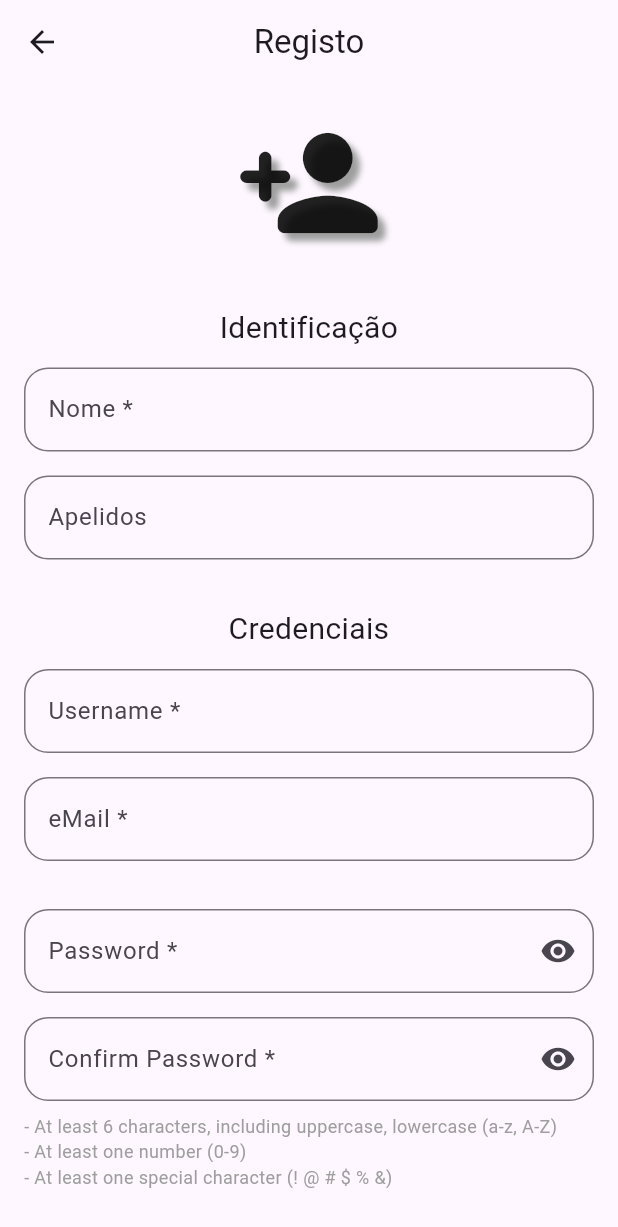
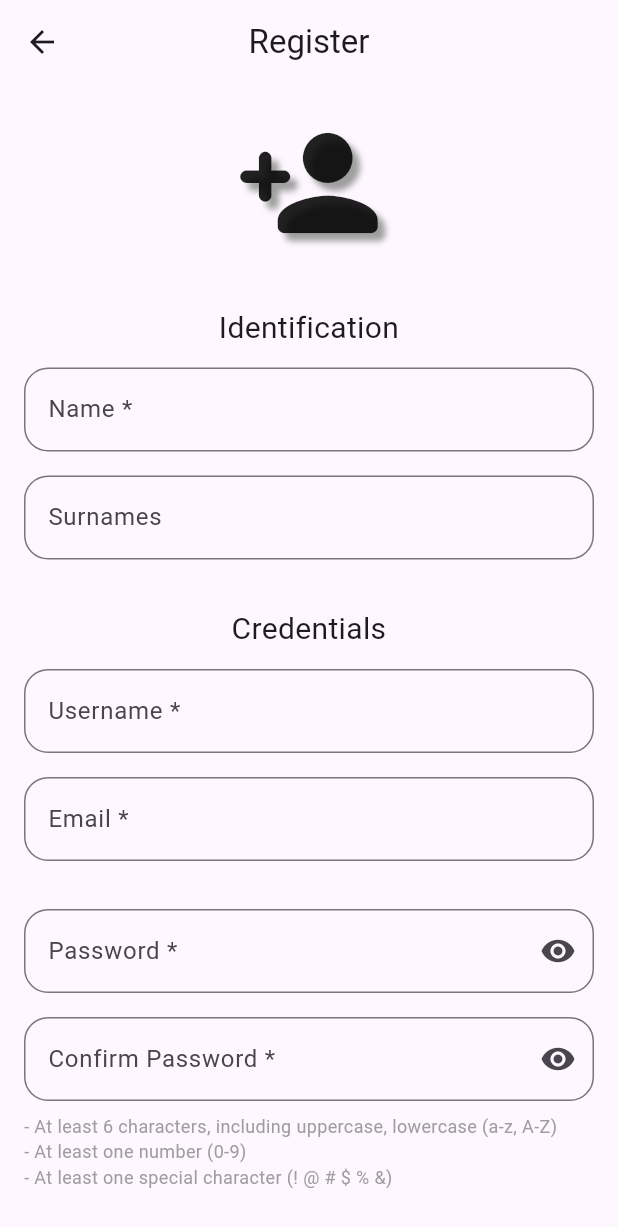
Before and after one commit to devCacti/Cooking, a Flutter app: the RegisterPage screen opened directly, on a phone screen of 412 x 824 dp. Shown: the top 1227 px of the screen. Run offline on Flutter 3.47's test engine with Material 3 defaults, Android fonts, the phone set to English and light mode, and no system bars; our stand-ins replace flutter_colorpicker, flutter_secure_storage, image_picker; accounts and stored records are empty; generated files the repository leaves out were written again; network calls fail.

Commit message:
Add localization support for registration and login, update error messages, and clean up imports

```diff
--- a/cookapp/lib/Classes/app_state.dart
+++ b/cookapp/lib/Classes/app_state.dart
@@ -5,6 +5,7 @@ import 'package:cookapp/Classes/snackbars.dart';
 import 'package:cookapp/Classes/user.dart';
 import 'package:cookapp/Settings/settings.dart';
 import 'package:flutter/material.dart';
+import 'package:flutter_gen/gen_l10n/app_localizations.dart';
 
 class AppState extends ChangeNotifier {
   User? user;
@@ -58,12 +59,13 @@ class AppState extends ChangeNotifier {
     if (user == null || user!.cookie.isEmpty) {
       // If login fails, show an error message
       // ignore: use_build_context_synchronously
-      showSnackbar(context, 'Invalid email or password.', type: SnackBarType.error, isBold: true);
+      showSnackbar(context, 'Email ou password errados.', type: SnackBarType.error, isBold: true);
     }
     notifyListeners();
   }
 
   Future<void> register(Register r, BuildContext context) async {
+    final loc = AppLocalizations.of(context)!;
     Register register = Register(
       email: r.email,
       password: r.password,
@@ -78,7 +80,7 @@ class AppState extends ChangeNotifier {
     if (user == null || user!.cookie.isEmpty) {
       // If registration fails, show an error message
       // ignore: use_build_context_synchronously
-      showSnackbar(context, 'Registration failed. Please try again.', type: SnackBarType.error, isBold: true);
+      showSnackbar(context, loc.register_failed, type: SnackBarType.error, isBold: true);
     }
     notifyListeners();
   }
--- a/cookapp/lib/Classes/recipes.dart
+++ b/cookapp/lib/Classes/recipes.dart
@@ -1,11 +1,9 @@
 import 'dart:convert';
 //import 'dart:developer' as developer;
 import 'dart:io';
-import 'package:cookapp/Classes/app_state.dart';
 import 'package:flutter/material.dart';
 import 'package:http/http.dart' as http;
 import 'package:http_parser/http_parser.dart';
-import 'package:provider/provider.dart';
 import 'ingredients.dart';
 import 'server_info.dart';
 import 'user.dart';
--- a/cookapp/lib/Settings/login_page.dart
+++ b/cookapp/lib/Settings/login_page.dart
@@ -1,5 +1,4 @@
 import 'package:cookapp/Classes/app_state.dart';
-import 'package:cookapp/Classes/snackbars.dart';
 import 'package:flutter/material.dart';
 import 'package:provider/provider.dart';
 import '../Classes/user.dart';
--- a/cookapp/lib/Settings/register_page.dart
+++ b/cookapp/lib/Settings/register_page.dart
@@ -31,7 +31,7 @@ class _RegisterPageState extends State<RegisterPage> {
     final appState = Provider.of<AppState>(context, listen: false);
     return Scaffold(
       appBar: AppBar(
-        title: const Text("Registo"),
+        title: Text(loc.register),
         centerTitle: true,
       ),
       body: Form(
@@ -51,8 +51,8 @@ class _RegisterPageState extends State<RegisterPage> {
               ],
             ),
             const SizedBox(height: 32.0),
-            const Text(
-              "Identificação",
+            Text(
+              loc.identification,
               textAlign: TextAlign.center,
               style: TextStyle(
                 fontSize: 20.0,
@@ -65,14 +65,14 @@ class _RegisterPageState extends State<RegisterPage> {
               keyboardType: TextInputType.name,
               decoration: InputDecoration(
                 hintText: "António",
-                labelText: "Nome *",
+                labelText: "${loc.name} *",
                 border: OutlineInputBorder(
                   borderRadius: BorderRadius.circular(16.0),
                 ),
               ),
               validator: (String? value) {
                 if (value == null || value.isEmpty) {
-                  return "Por favor insira o seu nome";
+                  return loc.please_enter_your_name;
                 }
                 return null;
               },
@@ -83,15 +83,15 @@ class _RegisterPageState extends State<RegisterPage> {
               controller: _surnamesController,
               decoration: InputDecoration(
                 hintText: "da Silva Lopes",
-                labelText: "Apelidos",
+                labelText: loc.surnames,
                 border: OutlineInputBorder(
                   borderRadius: BorderRadius.circular(16.0),
                 ),
               ),
             ),
             const SizedBox(height: 32.0),
-            const Text(
-              "Credenciais",
+            Text(
+              loc.credentials,
               textAlign: TextAlign.center,
               style: TextStyle(
                 fontSize: 20.0,
@@ -103,15 +103,15 @@ class _RegisterPageState extends State<RegisterPage> {
               controller: _userNameController,
               keyboardType: TextInputType.text,
               decoration: InputDecoration(
-                hintText: "o_seu_nome",
-                labelText: "Username *",
+                hintText: loc.username_hint, // e.g., "antonio123"
+                labelText: "${loc.username} *",
                 border: OutlineInputBorder(
                   borderRadius: BorderRadius.circular(16.0),
                 ),
               ),
               validator: (String? value) {
                 if (value == null || value.isEmpty) {
-                  return "Por favor insira o seu nome de utilizador";
+                  return loc.please_enter_your_username;
                 }
                 return null;
               },
@@ -124,20 +124,20 @@ class _RegisterPageState extends State<RegisterPage> {
               keyboardType: TextInputType.emailAddress,
               controller: _emailController,
               decoration: InputDecoration(
-                hintText: "exemplo@email.com",
-                labelText: "eMail *",
+                hintText: loc.email_hint,
+                labelText: "${loc.email} *",
                 border: OutlineInputBorder(
                   borderRadius: BorderRadius.circular(16.0),
                 ),
               ),
               validator: (String? value) {
                 if (value == null || value.isEmpty) {
-                  return "Por favor insira o seu email";
+                  return loc.please_enter_your_email;
                 }
                 String pattern = r'^[a-zA-Z0-9._%+-]+@[a-zA-Z0-9.-]+\.[a-zA-Z]{2,}$';
                 RegExp regex = RegExp(pattern); // ReGex: Regular Expression
                 if (!regex.hasMatch(value)) {
-                  return 'Por favor insira um email válido';
+                  return loc.please_enter_a_valid_email;
                 }
                 return null;
               },
@@ -167,13 +167,13 @@ class _RegisterPageState extends State<RegisterPage> {
               ),
               validator: (String? value) {
                 if (value == null || value.isEmpty) {
-                  return "Por favor insira a sua password";
+                  return loc.please_enter_your_password;
                 }
                 // At least 6 chars, 1 Capital letter, 1 Number and 1 Special character
                 String pattern = r'^(?=.*[A-Z])(?=.*\d)(?=.*[!@#\$&*~.])[A-Za-z\d!@#\$&*~.]{6,}$';
                 RegExp regex = RegExp(pattern);
                 if (!regex.hasMatch(value)) {
-                  return '6 caracteres, 1 letra maiús., 1 num. e 1 car. especial';
+                  return loc.password_conditions_error;
                 }
                 return null;
               },
--- a/cookapp/lib/Settings/user_settings.dart
+++ b/cookapp/lib/Settings/user_settings.dart
@@ -33,7 +33,7 @@ class _UserSettingsState extends State<UserSettings> {
 
   @override
   Widget build(BuildContext context) {
-    final appState = Provider.of<AppState>(context, listen: false);
+    final appState = Provider.of<AppState>(context, listen: true);
     final loc = AppLocalizations.of(context)!;
 
     var drawerItems = getDrawerItems(context);
@@ -200,7 +200,8 @@ class _UserSettingsState extends State<UserSettings> {
                     padding: const EdgeInsets.symmetric(horizontal: 20, vertical: 10),
                   ),
                   child: Text(
-                    "Wipe Settings",
+                    loc.wipeData,
+                    textAlign: TextAlign.center,
                     style: const TextStyle(fontSize: 18, color: Colors.white),
                   ),
                 ),
--- a/cookapp/lib/l10n/app_en.arb
+++ b/cookapp/lib/l10n/app_en.arb
@@ -43,5 +43,39 @@
   "password_conditions_special": "At least one special character (! @ # $ % &)",
   "@password_conditions_special": {},
   "useSecureStorage": "Use \"Secure Storage\"",
-  "@useSecureStorage": {}
+  "@useSecureStorage": {},
+  "wipeData": "Wipe Data",
+  "@wipeData": {},
+  "identification": "Identification",
+  "@identification": {},
+  "email": "Email",
+  "@email": {},
+  "email_hint": "example@email.com",
+  "@email_hint": {},
+  "please_enter_your_email": "Please enter your email address",
+  "@please_enter_your_email": {},
+  "please_enter_a_valid_email": "Invalid email address",
+  "@please_enter_a_valid_email": {},
+  "name": "Name",
+  "@name": {},
+  "please_enter_your_name": "Please enter your name",
+  "@please_enter_your_name": {},
+  "surnames": "Surnames",
+  "@surnames": {},
+  "username": "Username",
+  "@username": {},
+  "please_enter_your_username": "Please enter your username",
+  "@please_enter_your_username": {},
+  "username_hint": "this.example_username > 6 characters",
+  "@username_hint": {},
+  "credentials": "Credentials",
+  "@credentials": {},
+  "password_conditions_error": "Password does not meet the required conditions",
+  "@password_conditions_error": {},
+  "please_enter_your_password": "Please enter your password",
+  "@please_enter_your_password": {},
+  "register_failed": "Registration failed",
+  "@register_failed": {},
+  "login_failed": "Login failed",
+  "@login_failed": {}
 }
--- a/cookapp/lib/l10n/app_pt.arb
+++ b/cookapp/lib/l10n/app_pt.arb
@@ -43,5 +43,39 @@
   "password_conditions_special": "Pelo menos um caractere especial (! @ # $ % &)",
   "@password_conditions_special": {},
   "useSecureStorage": "Usar \"Secure Storage\"",
-  "@useSecureStorage": {}
+  "@useSecureStorage": {},
+  "wipeData": "Apagar Definições",
+  "@wipeData": {},
+  "identification": "Identificação",
+  "@identification": {},
+  "email": "Email",
+  "@email": {},
+  "email_hint": "example@email.com",
+  "@email_hint": {},
+  "please_enter_your_email": "Por favor, insira o seu endereço de email",
+  "@please_enter_your_email": {},
+  "please_enter_a_valid_email": "Endereço de email inválido",
+  "@please_enter_a_valid_email": {},
+  "name": "Nome",
+  "@name": {},
+  "please_enter_your_name": "Por favor, insira o seu nome",
+  "@please_enter_your_name": {},
+  "surnames": "Sobrenomes",
+  "@surnames": {},
+  "username": "Nome de utilizador",
+  "@username": {},
+  "please_enter_your_username": "Por favor, insira o seu nome de utilizador",
+  "@please_enter_your_username": {},
+  "username_hint": "este.exemplo_username > 6 caracteres",
+  "@username_hint": {},
+  "credentials": "Credenciais",
+  "@credentials": {},
+  "password_conditions_error": "A palavra-passe não cumpre os requisitos necessários",
+  "@password_conditions_error": {},
+  "please_enter_your_password": "Por favor, insira a sua palavra-passe",
+  "@please_enter_your_password": {},
+  "register_failed": "Falha no registo",
+  "@register_failed": {},
+  "login_failed": "Falha no login",
+  "@login_failed": {}
 }
```
